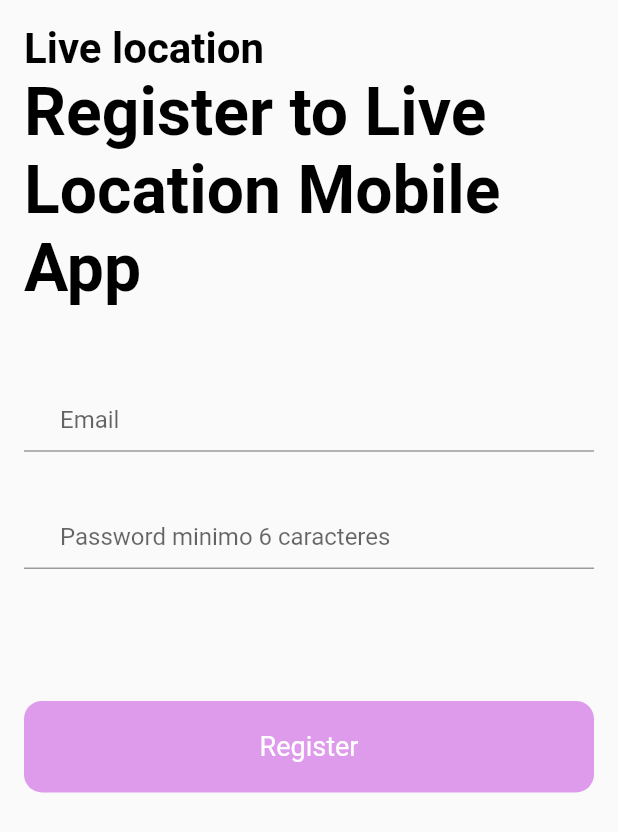
After one commit to ValexLaz/livelocation, a Flutter app: the screen it shows after launch, after a tap on "SinUp", on a phone screen of 412 x 824 dp. The commit adds this screen. Shown: the top 832 px of the screen. Run offline on Flutter 3.47's test engine with Material 2 defaults, Android fonts, the light colour scheme and no system bars; our stand-ins replace cloud_firestore, equatable, firebase_auth, firebase_core, flutter_bloc, google_maps_flutter and 2 more; accounts and stored records are empty; network calls fail.

Commit message:
version final 1.0

```diff
--- a/lib/main.dart
+++ b/lib/main.dart
@@ -2,13 +2,9 @@ import 'package:firebase_auth/firebase_auth.dart';
 import 'package:firebase_core/firebase_core.dart';
 import 'package:flutter/material.dart';
 import 'package:livelocation/location_screen.dart';
-import 'package:flutter/material.dart';
 import 'package:flutter_bloc/flutter_bloc.dart';
-import 'package:equatable/equatable.dart';
 import 'package:livelocation/mymap/bloc/mymap_bloc.dart';
-import 'package:livelocation/mymap/bloc/mymap_event.dart';
-import 'package:livelocation/mymap/bloc/mymap_state.dart';
-import 'package:livelocation/mymap/ui/mymap.dart';
+import 'package:livelocation/singUp.dart';
 
 void main() async {
   WidgetsFlutterBinding.ensureInitialized();
@@ -93,6 +89,7 @@ class _LoginScreenState extends State<LoginScreen> {
 
     return Padding(
       padding: const EdgeInsets.all(16.0),
+      child: SingleChildScrollView(
         child: Column(
           mainAxisAlignment: MainAxisAlignment.center,
           crossAxisAlignment: CrossAxisAlignment.start,
@@ -167,7 +164,28 @@ class _LoginScreenState extends State<LoginScreen> {
                     )),
               ),
             ),
+            const SizedBox(height: 28.0),
+            Container(
+              width: double.infinity,
+              child: RawMaterialButton(
+                fillColor: const Color.fromARGB(255, 222, 155, 236),
+                elevation: 0.0,
+                padding: const EdgeInsets.symmetric(vertical: 20.0),
+                shape: RoundedRectangleBorder(
+                    borderRadius: BorderRadius.circular(12.0)),
+                onPressed: () async {
+                  Navigator.push(
+                      context, MaterialPageRoute(builder: (context) => SingUp()));
+                },
+                child: const Text("SinUp",
+                    style: TextStyle(
+                      color: Colors.white,
+                      fontSize: 18.0,
+                    )),
+              ),
+            ),
           ],
+        ),
       ),
     );
   }
--- a/lib/mymap/bloc/mymap_bloc.dart
+++ b/lib/mymap/bloc/mymap_bloc.dart
@@ -17,6 +17,7 @@ class MyMapBloc extends Bloc<MyMapEvent, MyMapState> {
 
   void onAddMarker(AddMarkerEvent event, Emitter<MyMapState> emit) async {
     markers.clear();
+    _markerAdded = true;
     final newMarker = Marker(
       markerId: MarkerId(event.position.toString()),
       position: event.position,
@@ -30,12 +31,12 @@ class MyMapBloc extends Bloc<MyMapEvent, MyMapState> {
       },
     );
     markers.add(newMarker);
-    emit(MarkersUpdated(markers));
+    emit(MarkersUpdated(markers, _markerAdded));
   }
 
   void onClearMarkers(ClearMarkersEvent event, Emitter<MyMapState> emit) async {
     markers.clear();
-    emit(MarkersUpdated(markers));
+    emit(MarkersUpdated(markers, _markerAdded));
   }
 
   // Agrega esta función
--- a/lib/mymap/bloc/mymap_state.dart
+++ b/lib/mymap/bloc/mymap_state.dart
@@ -12,8 +12,9 @@ class MyMapInitial extends MyMapState {
 
 class MarkersUpdated extends MyMapState {
   final Set<Marker> markers;
+  final bool added;
 
-  MarkersUpdated(this.markers);
+  MarkersUpdated(this.markers, this.added);
 
   @override
   List<Object> get props => [markers];
--- /dev/null
+++ b/lib/singUp.dart
@@ -0,0 +1,113 @@
+import 'package:flutter/material.dart';
+import 'package:firebase_auth/firebase_auth.dart';
+import 'package:livelocation/main.dart';
+
+class SingUp extends StatefulWidget {
+  const SingUp({Key? key}) : super(key: key);
+
+  @override
+  State<SingUp> createState() => _SingUpState();
+}
+
+class _SingUpState extends State<SingUp> {
+  final TextEditingController _emailController = TextEditingController();
+  final TextEditingController _passwordController = TextEditingController();
+
+  static Future<User?> registerUsingEmailPassword(
+      {required String email,
+      required String password,
+      required BuildContext context}) async {
+    FirebaseAuth auth = FirebaseAuth.instance;
+    User? user;
+    try {
+      UserCredential userCredential = await auth.createUserWithEmailAndPassword(
+          email: email, password: password);
+      user = userCredential.user;
+    } on FirebaseAuthException catch (e) {
+      if (e.code == "email-already-in-use") {
+        print("The account already exists for that email.");
+      }
+    }
+    return user;
+  }
+
+  @override
+  Widget build(BuildContext context) {
+    return Scaffold(
+      body: Padding(
+        padding: const EdgeInsets.all(16.0),
+        child: SingleChildScrollView(
+          child: Column(
+            mainAxisAlignment: MainAxisAlignment.center,
+            crossAxisAlignment: CrossAxisAlignment.start,
+            children: [
+              const Text(
+                "Live location",
+                style: TextStyle(
+                  color: Colors.black,
+                  fontSize: 28.0,
+                  fontWeight: FontWeight.bold,
+                ),
+              ),
+              const Text(
+                "Register to Live Location Mobile App",
+                style: TextStyle(
+                  color: Colors.black,
+                  fontSize: 44.0,
+                  fontWeight: FontWeight.bold,
+                ),
+              ),
+              const SizedBox(height: 44.0),
+              TextField(
+                controller: _emailController,
+                keyboardType: TextInputType.emailAddress,
+                decoration: const InputDecoration(
+                  hintText: "Email",
+                  prefix: Icon(Icons.email, color: Colors.black),
+                ),
+              ),
+              const SizedBox(height: 26.0),
+              TextField(
+                controller: _passwordController,
+                obscureText: true,
+                decoration: const InputDecoration(
+                  hintText: "Password minimo 6 caracteres",
+                  prefix: Icon(Icons.lock, color: Colors.black),
+                ),
+              ),
+              const SizedBox(height: 88.0),
+              Container(
+                width: double.infinity,
+                child: RawMaterialButton(
+                  fillColor: const Color.fromARGB(255, 222, 155, 236),
+                  elevation: 0.0,
+                  padding: const EdgeInsets.symmetric(vertical: 20.0),
+                  shape: RoundedRectangleBorder(
+                      borderRadius: BorderRadius.circular(12.0)),
+                  onPressed: () async {
+                    User? user = await registerUsingEmailPassword(
+                        email: _emailController.text,
+                        password: _passwordController.text,
+                        context: context);
+                    print(user);
+                    if (user != null) {
+                      Navigator.push(context,
+                          MaterialPageRoute(builder: (context) => MyApp()));
+                    } else {
+                      print("Registration failed");
+                    }
+                  },
+                  child: const Text("Register",
+                      style: TextStyle(
+                        color: Colors.white,
+                        fontSize: 18.0,
+                      )),
+                ),
+              ),
+            ],
+          ),
+        ),
+      ),
+    );
+  }
+}
```
Also changed, not shown: lib/mymap/save.dart (added, +71 -0 lines), lib/mymap/ui/mymap.dart (+12 -10 lines). Lines whose indentation alone changed are shown as unchanged.
